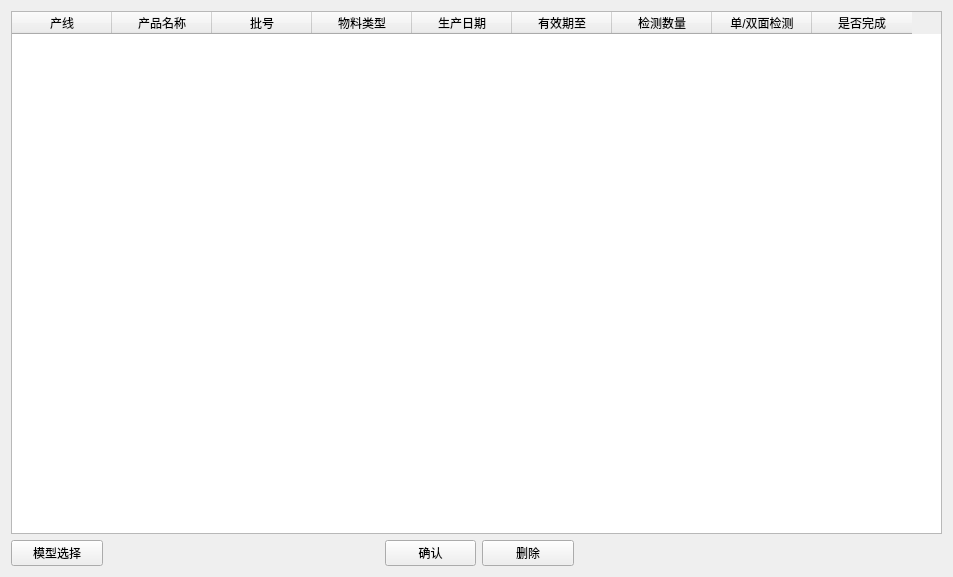
The window that ui/layout/UI_TaskPage.ui (Zdh-501/OCRQt) describes before a commit, drawn with Qt 5.
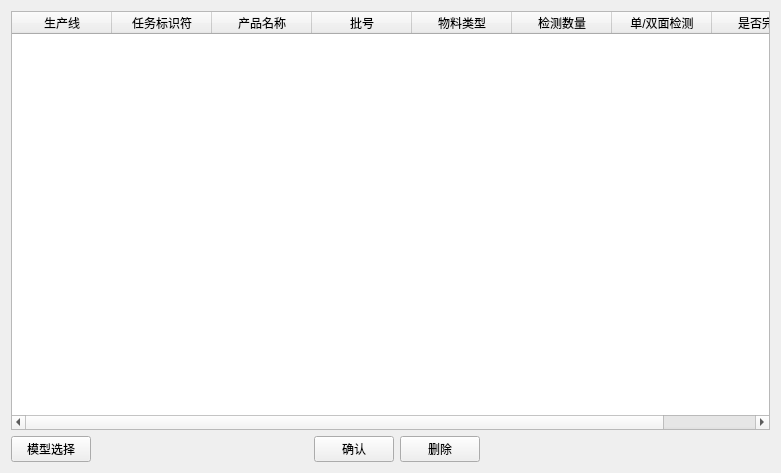
The same window after the commit.

Patch:
```diff
--- a/ui/layout/UI_TaskPage.ui
+++ b/ui/layout/UI_TaskPage.ui
@@ -6,8 +6,8 @@
    <rect>
     <x>0</x>
     <y>0</y>
-    <width>953</width>
-    <height>577</height>
+    <width>781</width>
+    <height>473</height>
    </rect>
   </property>
   <property name="windowTitle">
@@ -24,7 +24,12 @@
      </attribute>
      <column>
       <property name="text">
-       <string>产线</string>
+       <string>生产线</string>
+      </property>
+     </column>
+     <column>
+      <property name="text">
+       <string>任务标识符</string>
       </property>
      </column>
      <column>
@@ -42,16 +47,6 @@
        <string>物料类型</string>
       </property>
      </column>
-     <column>
-      <property name="text">
-       <string>生产日期</string>
-      </property>
-     </column>
-     <column>
-      <property name="text">
-       <string>有效期至</string>
-      </property>
-     </column>
      <column>
       <property name="text">
        <string>检测数量</string>
```
